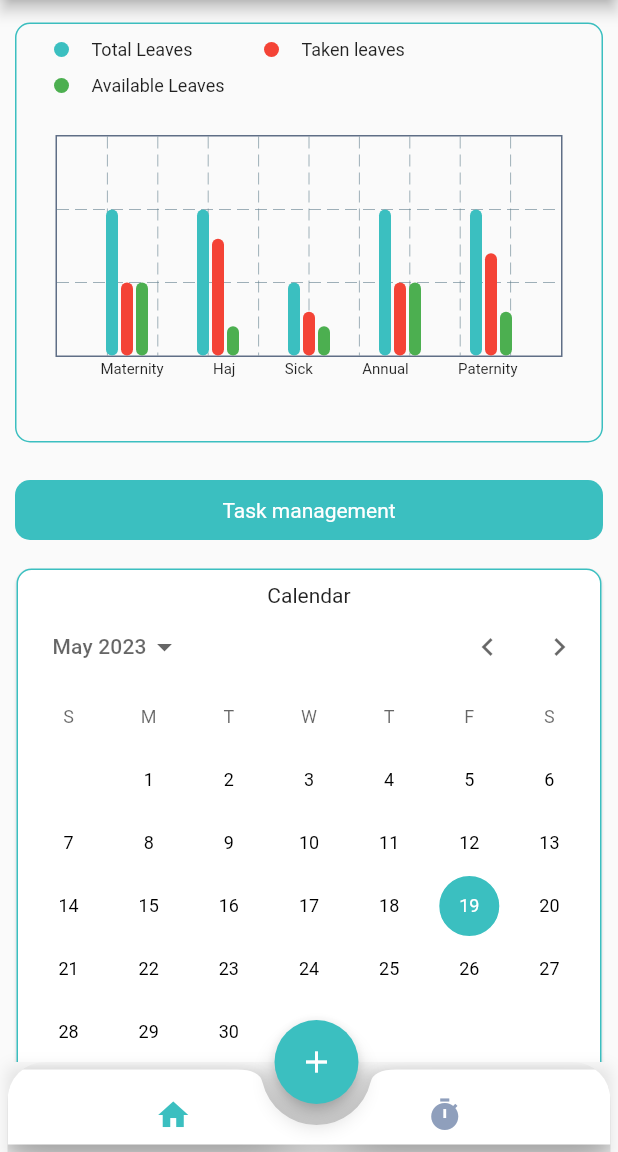
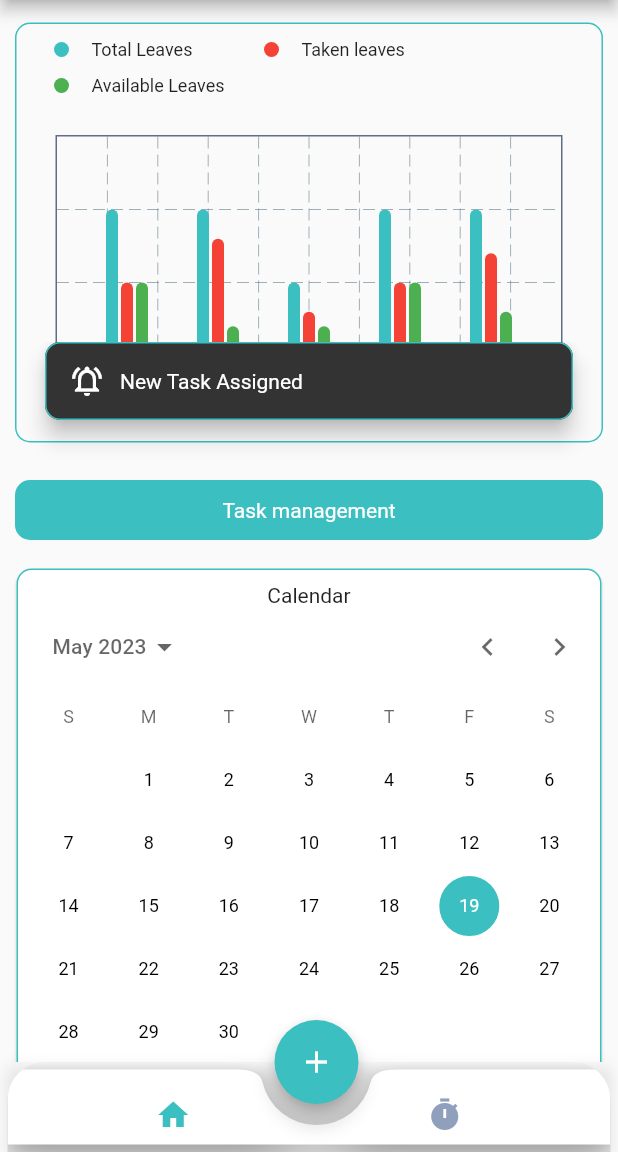
Before and after one commit to Nizam310/ess, a Flutter app: the DashBoard screen opened by its route, on a phone screen of 412 x 824 dp, the part 84-1236 px from its top. Run offline on Flutter 3.47's test engine with Material 2 defaults, Android fonts, the phone set to English and light mode, and no system bars; drawn by our look-alikes of calendar_date_picker2, fl_chart; our stand-ins replace file_picker, nb_utils; network calls fail.

Commit message:
notification demo added task design changed from the dashboard

```diff
--- a/lib/design/common_widgets/button.dart
+++ b/lib/design/common_widgets/button.dart
@@ -5,6 +5,7 @@ class CusButton extends StatefulWidget {
   final String text;
   final Function() onTap;
   final Color? color;
+  final Color? hoverColor;
   final Color? textColor;
   final double? textSize;
   const CusButton({
@@ -13,7 +14,7 @@ class CusButton extends StatefulWidget {
     required this.onTap,
     this.color,
     this.textColor,
-    this.textSize,
+    this.textSize, this.hoverColor,
   }) : super(key: key);
 
   @override
@@ -41,7 +42,7 @@ class _CusButtonState extends State<CusButton> {
           decoration: BoxDecoration(
             color: hover == false
                 ? (widget.color ?? const Color(0xFF3BBFC0))
-                : (const Color(0xFF3BBFC0)),
+                : (widget.hoverColor ??const Color(0xFF3BBFC0)),
             borderRadius: BorderRadius.circular(10),
           ),
           height: 40,
--- a/lib/design/home/home_page.dart
+++ b/lib/design/home/home_page.dart
@@ -9,6 +9,7 @@ import '../dash_board/widgets/calendar.dart';
 import '../dash_board/widgets/feedback.dart';
 import '../dash_board/widgets/leave_chart.dart';
 import '../dash_board/widgets/signature.dart';
+import 'home_provider.dart';
 
 class Home extends StatelessWidget {
   const Home({Key? key}) : super(key: key);
@@ -16,20 +17,88 @@ class Home extends StatelessWidget {
   @override
   Widget build(BuildContext context) {
     return Builder(builder: (context) {
-      /*final decoration = BoxDecoration(
-          borderRadius: BorderRadius.circular(10),
-          border: Border.all(
-            color: const Color(0xFF3BBFC0),
-          ));*/
+      WidgetsBinding.instance.addPostFrameCallback((_) {
+        final snackBar = SnackBar(
+          // backgroundColor: Colors.white,
+          behavior: SnackBarBehavior.floating,
+          margin: const EdgeInsets.only(bottom: 400, right: 30, left: 30),
+          shape: RoundedRectangleBorder(
+              borderRadius: BorderRadius.circular(10),
+              side: const BorderSide(color: Color(0xFF3BBFC0))),
+          dismissDirection: DismissDirection.up,
+          content: Row(
+            children: [
+              const Icon(
+                Icons.notifications_active_outlined,
+                color: white,
+              ).paddingRight(10),
+              const Text(
+                "New Task Assigned",
+                style: TextStyle(color: white),
+              ),
+            ],
+          ),
+          duration: const Duration(seconds: 3),
+        );
+        ScaffoldMessenger.of(context).showSnackBar(snackBar);
+      });
       return ListView(
-        // padding: const EdgeInsets.all(10),
         children: [
-
           const LeaveChart(),
-          CusButton(text: "Task management", onTap:(){
-            context.read<DashBoardVm>().index = 5;
-            context.read<DashBoardVm>().refresh();
-          }).paddingSymmetric(vertical: 10,horizontal: 10),
+          Visibility(
+            visible:
+                context.select((HomeVm value) => value.taskManagement) == false,
+            child: CusButton(
+                text: "Task management",
+                onTap: () {
+                  /* context.read<DashBoardVm>().index = 5;
+                  context.read<DashBoardVm>().refresh();*/
+                  context.read<HomeVm>().taskManagement = true;
+                  context.read<HomeVm>().refresh();
+                }).paddingSymmetric(vertical: 10, horizontal: 10),
+          ),
+          Visibility(
+            visible:
+                context.select((HomeVm value) => value.taskManagement) == true,
+            child: Row(
+              children: [
+                Expanded(
+                  child: Wrap(
+                    alignment: WrapAlignment.center,
+                    runSpacing: 5,
+                    children: [
+                      SizedBox(
+                          width: 150,
+                          child: CusButton(
+                              text: "Recently Created",
+                              onTap: () {
+                                context.read<DashBoardVm>().index = 5;
+                                context.read<HomeVm>().taskManagement = false;
+                                context.read<HomeVm>().refresh();
+                                context.read<DashBoardVm>().refresh();
+                              })).paddingRight(10),
+                      SizedBox(
+                          width: 150,
+                          child: CusButton(
+                              text: "Recently Updated",
+                              onTap: () {
+                                context.read<HomeVm>().taskManagement = false;
+                                context.read<HomeVm>().refresh();
+                              })).paddingRight(10),
+                      SizedBox(
+                          width: 150,
+                          child: CusButton(
+                              text: "Recently Completed",
+                              onTap: () {
+                                context.read<HomeVm>().taskManagement = false;
+                                context.read<HomeVm>().refresh();
+                              })),
+                    ],
+                  ),
+                ),
+              ],
+            ),
+          ),
           /*   Consumer<TaskVm>(builder: (context, data, _) {
             return ExpansionTile(
               title: const Text(
--- a/lib/design/home/home_provider.dart
+++ b/lib/design/home/home_provider.dart
@@ -1,15 +1,14 @@
 import 'package:flutter/material.dart';
 
 class HomeVm extends ChangeNotifier {
-
-
+  bool taskManagement = false;
   bool hover = false;
 
   double sliderValue = 5;
 
   TextEditingController feedbackComment = TextEditingController();
 
-  refresh(){
+  refresh() {
     notifyListeners();
   }
 }
--- a/lib/design/login/login_screen.dart
+++ b/lib/design/login/login_screen.dart
@@ -34,6 +34,7 @@ class LoginScreen extends StatelessWidget {
                     hintText: "Username",
                   ).paddingSymmetric(horizontal: 30, vertical: 10),
                   CusTextField(
+
                     controller:
                         context.select((LoginVm value) => value.password),
                     onChanged: (val) {},
--- /dev/null
+++ b/lib/design/tasks/work_items/widget/task_notification_card.dart
@@ -0,0 +1,10 @@
+import 'package:flutter/material.dart';
+
+class TaskNotificationCard extends StatelessWidget {
+  const TaskNotificationCard({Key? key}) : super(key: key);
+
+  @override
+  Widget build(BuildContext context) {
+    return Placeholder();
+  }
+}
```
